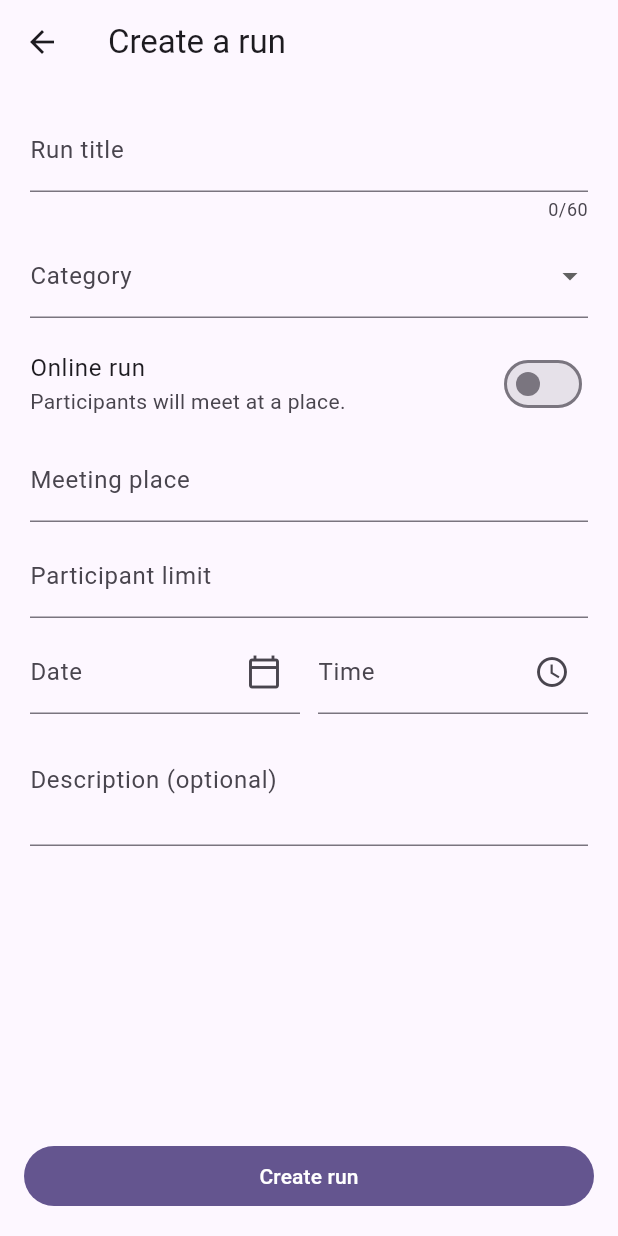
After one commit to ZBekzat/flutter-2026-bekzat, a Flutter app: the screen it shows after launch, scrolled down 576 dp, after a tap on "New run", on a phone screen of 412 x 824 dp. The commit adds this screen. Run offline on Flutter 3.47's test engine with Material 3 defaults, Android fonts, the phone set to English and light mode, and no system bars.

Commit message:
feat(lab1): add validated create and edit run form

```diff
--- a/lab1/lib/app.dart
+++ b/lab1/lib/app.dart
@@ -1,8 +1,10 @@
 import 'package:flutter/material.dart';
 
 import 'app_shell.dart';
+import 'models/item.dart';
 import 'routes.dart';
 import 'screens/not_found_screen.dart';
+import 'screens/run_form_screen.dart';
 import 'screens/run_details_screen.dart';
 import 'theme_mode_scope.dart';
 
@@ -60,6 +62,19 @@ class _MyAppState extends State<MyApp> {
             builder: (context) => const NotFoundScreen(),
           );
         }
+        if (settings.name == Routes.runForm) {
+          final arguments = settings.arguments;
+          if (arguments is RunFormArguments) {
+            return MaterialPageRoute<Item>(
+              settings: settings,
+              builder: (context) => RunFormScreen(arguments: arguments),
+            );
+          }
+          return MaterialPageRoute<void>(
+            settings: settings,
+            builder: (context) => const NotFoundScreen(),
+          );
+        }
         return null;
       },
       onUnknownRoute: (settings) => MaterialPageRoute<void>(
--- a/lab1/lib/app_shell.dart
+++ b/lab1/lib/app_shell.dart
@@ -59,8 +59,41 @@ class _AppShellState extends State<AppShell> {
         profile: _profile,
         onParticipantsChanged: _updateRun,
         onOpenProfile: _openProfile,
+        onEditRun: _editRun,
       ),
     );
+  }
+
+  Future<Item?> _createRun() async {
+    final result = await Navigator.pushNamed<Item>(
+      context,
+      Routes.runForm,
+      arguments: const RunFormArguments(),
+    );
+    if (!mounted || result == null) {
+      return null;
+    }
+    setState(() {
+      _items = [..._items, result];
+    });
+    return result;
+  }
+
+  Future<Item?> _editRun(Item item) async {
+    final result = await Navigator.pushNamed<Item>(
+      context,
+      Routes.runForm,
+      arguments: RunFormArguments(item: item),
+    );
+    if (!mounted || result == null) {
+      return null;
+    }
+    setState(() {
+      _items = _items
+          .map((run) => run.title == item.title ? result : run)
+          .toList();
+    });
+    return result;
   }
 
   void _openProfile() {
@@ -184,6 +217,13 @@ class _AppShellState extends State<AppShell> {
         ),
       ),
       body: _selectedScreen(themeMode),
+      floatingActionButton: _selectedIndex == 0
+          ? FloatingActionButton.extended(
+              onPressed: _createRun,
+              icon: const Icon(Icons.add),
+              label: const Text('New run'),
+            )
+          : null,
       bottomNavigationBar: NavigationBar(
         selectedIndex: _selectedIndex,
         onDestinationSelected: (index) {
--- a/lab1/lib/routes.dart
+++ b/lab1/lib/routes.dart
@@ -4,6 +4,7 @@ import 'models/profile.dart';
 class Routes {
   static const home = '/';
   static const runDetails = '/run-details';
+  static const runForm = '/run-form';
 }
 
 class RunDetailsArguments {
@@ -12,10 +13,18 @@ class RunDetailsArguments {
     required this.profile,
     required this.onParticipantsChanged,
     required this.onOpenProfile,
+    required this.onEditRun,
   });
 
   final Item item;
   final Profile profile;
   final Item Function(Item updatedItem) onParticipantsChanged;
   final void Function() onOpenProfile;
+  final Future<Item?> Function(Item item) onEditRun;
 }
+
+class RunFormArguments {
+  const RunFormArguments({this.item});
+
+  final Item? item;
+}
--- /dev/null
+++ b/lab1/lib/screens/run_form_screen.dart
@@ -0,0 +1,493 @@
+import 'package:flutter/material.dart';
+
+import '../models/item.dart';
+import '../routes.dart';
+
+class RunFormScreen extends StatefulWidget {
+  const RunFormScreen({super.key, required this.arguments});
+
+  final RunFormArguments arguments;
+
+  @override
+  State<RunFormScreen> createState() => _RunFormScreenState();
+}
+
+class _RunFormScreenState extends State<RunFormScreen> {
+  final _formKey = GlobalKey<FormState>();
+  final _titleFocus = FocusNode();
+  final _locationFocus = FocusNode();
+  final _limitFocus = FocusNode();
+  final _descriptionFocus = FocusNode();
+  final _dateFocus = FocusNode();
+  final _timeFocus = FocusNode();
+
+  late final TextEditingController _titleController;
+  late final TextEditingController _locationController;
+  late final TextEditingController _limitController;
+  late final TextEditingController _descriptionController;
+  late final TextEditingController _dateController;
+  late final TextEditingController _timeController;
+
+  RunCategory? _selectedCategory;
+  DateTime? _selectedDate;
+  TimeOfDay? _selectedTime;
+  bool _isOnline = false;
+  bool _isSaving = false;
+  bool _allowPop = false;
+  bool _discardDialogOpen = false;
+
+  Item? get _originalItem => widget.arguments.item;
+
+  @override
+  void initState() {
+    super.initState();
+    final item = _originalItem;
+    _titleController = TextEditingController(text: item?.title ?? '');
+    _locationController = TextEditingController(text: item?.location ?? '');
+    _limitController = TextEditingController(
+      text: item == null ? '' : item.participantLimit.toString(),
+    );
+    _descriptionController = TextEditingController(
+      text: item?.description ?? '',
+    );
+    _dateController = TextEditingController(
+      text: item == null ? '' : _formatDate(item.dateTime),
+    );
+    _timeController = TextEditingController(
+      text: item == null
+          ? ''
+          : _formatTime(TimeOfDay.fromDateTime(item.dateTime)),
+    );
+    _selectedCategory = item?.category;
+    _selectedDate = item?.dateTime;
+    _selectedTime = item == null ? null : TimeOfDay.fromDateTime(item.dateTime);
+    _isOnline = item?.isOnline ?? false;
+  }
+
+  String _formatDate(DateTime date) =>
+      '${date.year}-${date.month.toString().padLeft(2, '0')}-'
+      '${date.day.toString().padLeft(2, '0')}';
+
+  String _formatTime(TimeOfDay time) =>
+      '${time.hour.toString().padLeft(2, '0')}:'
+      '${time.minute.toString().padLeft(2, '0')}';
+
+  bool _sameDate(DateTime? first, DateTime? second) {
+    if (first == null || second == null) {
+      return first == second;
+    }
+    return first.year == second.year &&
+        first.month == second.month &&
+        first.day == second.day;
+  }
+
+  bool _sameTime(TimeOfDay? first, TimeOfDay? second) {
+    if (first == null || second == null) {
+      return first == second;
+    }
+    return first.hour == second.hour && first.minute == second.minute;
+  }
+
+  DateTime? get _combinedDateTime {
+    final date = _selectedDate;
+    final time = _selectedTime;
+    if (date == null || time == null) {
+      return null;
+    }
+    return DateTime(date.year, date.month, date.day, time.hour, time.minute);
+  }
+
+  bool get _isDirty {
+    final item = _originalItem;
+    return _titleController.text != (item?.title ?? '') ||
+        _locationController.text != (item?.location ?? '') ||
+        _limitController.text !=
+            (item == null ? '' : item.participantLimit.toString()) ||
+        _descriptionController.text != (item?.description ?? '') ||
+        _selectedCategory != item?.category ||
+        !_sameDate(_selectedDate, item?.dateTime) ||
+        !_sameTime(
+          _selectedTime,
+          item == null ? null : TimeOfDay.fromDateTime(item.dateTime),
+        ) ||
+        _isOnline != (item?.isOnline ?? false);
+  }
+
+  String? _validateTitle(String? value) {
+    final title = value?.trim() ?? '';
+    if (title.isEmpty) {
+      return 'Enter a title.';
+    }
+    if (title.length < 3 || title.length > 60) {
+      return 'Use between 3 and 60 characters.';
+    }
+    return null;
+  }
+
+  String? _validateLocation(String? value) {
+    final location = value?.trim() ?? '';
+    if (location.isEmpty) {
+      return _isOnline ? 'Enter a meeting link.' : 'Enter a meeting place.';
+    }
+    if (_isOnline && !location.contains('://')) {
+      return 'The meeting link must contain ://.';
+    }
+    return null;
+  }
+
+  String? _validateLimit(String? value) {
+    final limit = int.tryParse(value?.trim() ?? '');
+    if (limit == null || limit < 1 || limit > 500) {
+      return 'Enter a whole number from 1 to 500.';
+    }
+    final participantCount = _originalItem?.count ?? 0;
+    if (limit < participantCount) {
+      return 'Limit cannot be below $participantCount participants.';
+    }
+    return null;
+  }
+
+  String? _validateDate(String? value) =>
+      _selectedDate == null ? 'Choose a date.' : null;
+
+  String? _validateTime(String? value) {
+    final dateTime = _combinedDateTime;
+    if (dateTime == null) {
+      return 'Choose a time.';
+    }
+    if (_originalItem == null && !dateTime.isAfter(DateTime.now())) {
+      return 'Choose a future date and time.';
+    }
+    return null;
+  }
+
+  Future<void> _chooseDate() async {
+    FocusScope.of(context).unfocus();
+    final now = DateTime.now();
+    final item = _originalItem;
+    final pickedDate = await showDatePicker(
+      context: context,
+      initialDate: _selectedDate ?? DateTime(now.year, now.month, now.day + 1),
+      firstDate: item == null
+          ? DateTime(now.year, now.month, now.day)
+          : DateTime(1900),
+      lastDate: DateTime(2100),
+    );
+    if (!mounted || pickedDate == null) {
+      return;
+    }
+    setState(() {
+      _selectedDate = pickedDate;
+      _dateController.text = _formatDate(pickedDate);
+    });
+  }
+
+  Future<void> _chooseTime() async {
+    FocusScope.of(context).unfocus();
+    final pickedTime = await showTimePicker(
+      context: context,
+      initialTime: _selectedTime ?? TimeOfDay.now(),
+    );
+    if (!mounted || pickedTime == null) {
+      return;
+    }
+    setState(() {
+      _selectedTime = pickedTime;
+      _timeController.text = _formatTime(pickedTime);
+    });
+  }
+
+  Future<void> _save() async {
+    if (_isSaving) {
+      return;
+    }
+    FocusScope.of(context).unfocus();
+    if (!(_formKey.currentState?.validate() ?? false)) {
+      return;
+    }
+
+    final category = _selectedCategory;
+    final dateTime = _combinedDateTime;
+    final participantLimit = int.tryParse(_limitController.text.trim());
+    if (category == null || dateTime == null || participantLimit == null) {
+      return;
+    }
+
+    final descriptionText = _descriptionController.text.trim();
+    final description = descriptionText.isEmpty ? null : descriptionText;
+    final item = _originalItem;
+    final result = item == null
+        ? Item(
+            title: _titleController.text.trim(),
+            category: category,
+            dateTime: dateTime,
+            location: _locationController.text.trim(),
+            participantLimit: participantLimit,
+            participants: const [],
+            isOnline: _isOnline,
+            description: description,
+          )
+        : item.copyWith(
+            title: _titleController.text.trim(),
+            category: category,
+            dateTime: dateTime,
+            location: _locationController.text.trim(),
+            participantLimit: participantLimit,
+            isOnline: _isOnline,
+            description: description,
+            clearDescription: description == null,
+          );
+
+    setState(() {
+      _isSaving = true;
+    });
+    await Future<void>.delayed(const Duration(seconds: 1));
+    if (!mounted) {
+      return;
+    }
+    Navigator.pop<Item>(context, result);
+  }
+
+  Future<void> _confirmDiscard() async {
+    if (!mounted || _isSaving || _discardDialogOpen || !_isDirty) {
+      return;
+    }
+    setState(() {
+      _discardDialogOpen = true;
+    });
+
+    final discard = await showDialog<bool>(
+      context: context,
+      builder: (context) => AlertDialog(
+        title: const Text('Discard changes?'),
+        content: const Text('Your unsaved changes will be lost.'),
+        actions: [
+          TextButton(
+            onPressed: () => Navigator.pop(context, false),
+            child: const Text('Keep editing'),
+          ),
+          FilledButton(
+            onPressed: () => Navigator.pop(context, true),
+            child: const Text('Discard'),
+          ),
+        ],
+      ),
+    );
+
+    if (!mounted) {
+      return;
+    }
+    setState(() {
+      _discardDialogOpen = false;
+    });
+    if (discard != true) {
+      return;
+    }
+    setState(() {
+      _allowPop = true;
+    });
+    await WidgetsBinding.instance.endOfFrame;
+    if (!mounted) {
+      return;
+    }
+    Navigator.pop<Item>(context);
+  }
+
+  @override
+  void dispose() {
+    _titleController.dispose();
+    _locationController.dispose();
+    _limitController.dispose();
+    _descriptionController.dispose();
+    _dateController.dispose();
+    _timeController.dispose();
+    _titleFocus.dispose();
+    _locationFocus.dispose();
+    _limitFocus.dispose();
+    _descriptionFocus.dispose();
+    _dateFocus.dispose();
+    _timeFocus.dispose();
+    super.dispose();
+  }
+
+  @override
+  Widget build(BuildContext context) {
+    final item = _originalItem;
+
+    return PopScope<Item>(
+      canPop: !_isDirty || _isSaving || _allowPop,
+      onPopInvokedWithResult: (didPop, result) {
+        if (!didPop && !_isSaving && !_allowPop) {
+          _confirmDiscard();
+        }
+      },
+      child: Scaffold(
+        appBar: AppBar(title: Text(item == null ? 'Create a run' : 'Edit run')),
+        body: SingleChildScrollView(
+          padding: const EdgeInsets.fromLTRB(20, 16, 20, 24),
+          child: AbsorbPointer(
+            absorbing: _isSaving,
+            child: Form(
+              key: _formKey,
+              autovalidateMode: AutovalidateMode.onUserInteraction,
+              child: Column(
+                crossAxisAlignment: CrossAxisAlignment.start,
+                children: [
+                  TextFormField(
+                    controller: _titleController,
+                    focusNode: _titleFocus,
+                    textInputAction: TextInputAction.next,
+                    keyboardType: TextInputType.text,
+                    maxLength: 60,
+                    decoration: const InputDecoration(
+                      labelText: 'Run title',
+                      hintText: 'Easy Morning 5K',
+                    ),
+                    validator: _validateTitle,
+                    onTapOutside: (_) => FocusScope.of(context).unfocus(),
+                    onChanged: (_) => setState(() {}),
+                    onFieldSubmitted: (_) =>
+                        FocusScope.of(context).requestFocus(_locationFocus),
+                  ),
+                  const SizedBox(height: 8),
+                  DropdownButtonFormField<RunCategory>(
+                    initialValue: _selectedCategory,
+                    decoration: const InputDecoration(labelText: 'Category'),
+                    items: [
+                      for (final category in RunCategory.values)
+                        DropdownMenuItem(
+                          value: category,
+                          child: Text(category.label),
+                        ),
+                    ],
+                    validator: (category) =>
+                        category == null ? 'Choose a category.' : null,
+                    onChanged: (category) {
+                      setState(() {
+                        _selectedCategory = category;
+                      });
+                    },
+                  ),
+                  const SizedBox(height: 8),
+                  SwitchListTile(
+                    contentPadding: EdgeInsets.zero,
+                    title: const Text('Online run'),
+                    subtitle: Text(
+                      _isOnline
+                          ? 'Participants will join by meeting link.'
+                          : 'Participants will meet at a place.',
+                    ),
+                    value: _isOnline,
+                    onChanged: (value) => setState(() => _isOnline = value),
+                  ),
+                  TextFormField(
+                    controller: _locationController,
+                    focusNode: _locationFocus,
+                    textInputAction: TextInputAction.next,
+                    keyboardType: TextInputType.text,
+                    decoration: InputDecoration(
+                      labelText: _isOnline ? 'Meeting link' : 'Meeting place',
+                      hintText: _isOnline
+                          ? 'https://example.com/meet'
+                          : 'Park entrance or trailhead',
+                    ),
+                    validator: _validateLocation,
+                    onTapOutside: (_) => FocusScope.of(context).unfocus(),
+                    onChanged: (_) => setState(() {}),
+                    onFieldSubmitted: (_) =>
+                        FocusScope.of(context).requestFocus(_limitFocus),
+                  ),
+                  const SizedBox(height: 8),
+                  TextFormField(
+                    controller: _limitController,
+                    focusNode: _limitFocus,
+                    textInputAction: TextInputAction.next,
+                    keyboardType: TextInputType.number,
+                    decoration: const InputDecoration(
+                      labelText: 'Participant limit',
+                      hintText: '10',
+                    ),
+                    validator: _validateLimit,
+                    onTapOutside: (_) => FocusScope.of(context).unfocus(),
+                    onChanged: (_) => setState(() {}),
+                    onFieldSubmitted: (_) =>
+                        FocusScope.of(context).requestFocus(_descriptionFocus),
+                  ),
+                  const SizedBox(height: 8),
+                  Row(
+                    children: [
+                      Expanded(
+                        child: TextFormField(
+                          controller: _dateController,
+                          focusNode: _dateFocus,
+                          readOnly: true,
+                          textInputAction: TextInputAction.next,
+                          decoration: const InputDecoration(
+                            labelText: 'Date',
+                            suffixIcon: Icon(Icons.calendar_today_outlined),
+                          ),
+                          validator: _validateDate,
+                          onTap: _chooseDate,
+                          onTapOutside: (_) => FocusScope.of(context).unfocus(),
+                        ),
+                      ),
+                      const SizedBox(width: 12),
+                      Expanded(
+                        child: TextFormField(
+                          controller: _timeController,
+                          focusNode: _timeFocus,
+                          readOnly: true,
+                          textInputAction: TextInputAction.next,
+                          decoration: const InputDecoration(
+                            labelText: 'Time',
+                            suffixIcon: Icon(Icons.schedule),
+                          ),
+                          validator: _validateTime,
+                          onTap: _chooseTime,
+                          onTapOutside: (_) => FocusScope.of(context).unfocus(),
+                        ),
+                      ),
+                    ],
+                  ),
+                  const SizedBox(height: 8),
+                  TextFormField(
+                    controller: _descriptionController,
+                    focusNode: _descriptionFocus,
+                    textInputAction: TextInputAction.newline,
+                    keyboardType: TextInputType.multiline,
+                    minLines: 2,
+                    maxLines: 4,
+                    decoration: const InputDecoration(
+                      labelText: 'Description (optional)',
+                      alignLabelWithHint: true,
+                    ),
+                    validator: (value) => null,
+                    onTapOutside: (_) => FocusScope.of(context).unfocus(),
+                    onChanged: (_) => setState(() {}),
+                  ),
+                ],
+              ),
+            ),
+          ),
+        ),
+        bottomNavigationBar: SafeArea(
+          child: Padding(
+            padding: const EdgeInsets.all(16),
+            child: SizedBox(
+              width: double.infinity,
+              child: FilledButton(
+                onPressed: _isSaving ? null : _save,
+                child: _isSaving
+                    ? const SizedBox.square(
+                        dimension: 20,
+                        child: CircularProgressIndicator(strokeWidth: 2),
+                      )
+                    : Text(item == null ? 'Create run' : 'Save changes'),
+              ),
+            ),
+          ),
+        ),
+      ),
+    );
+  }
+}
```
Also changed, not shown: lab1/lib/screens/run_details_screen.dart (+17 -0 lines).
